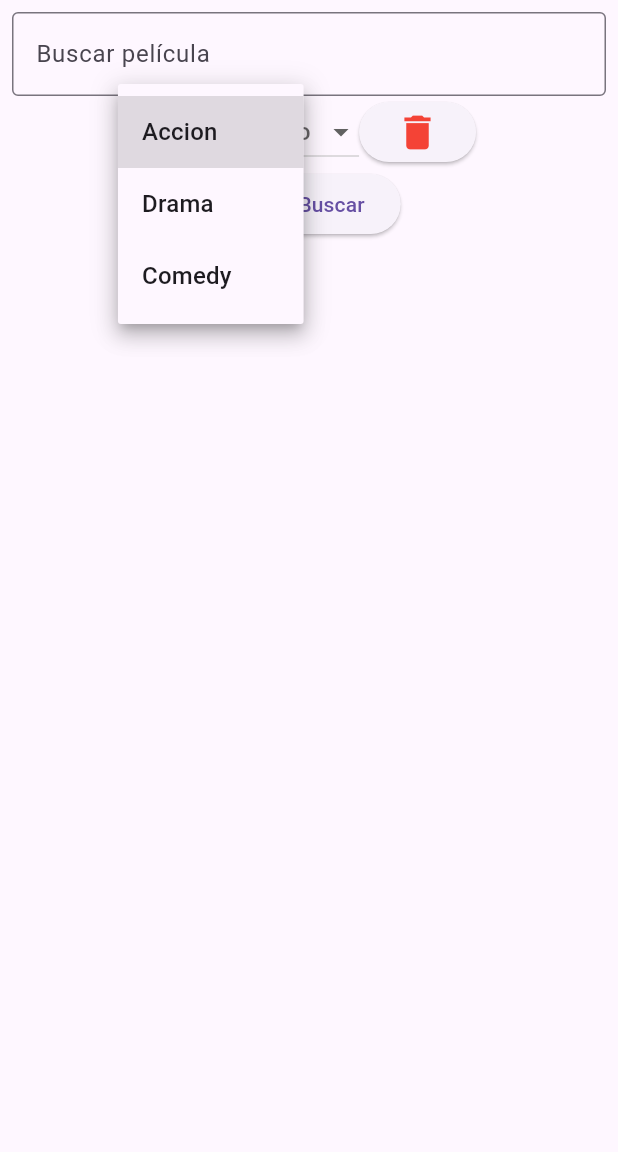
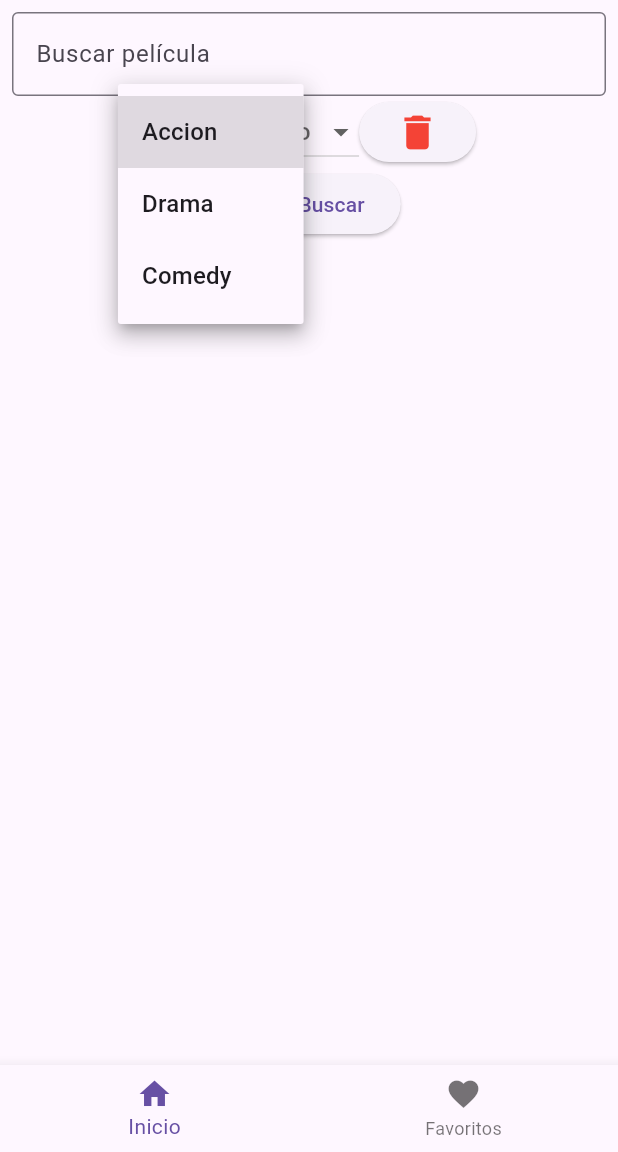
Before and after one commit to JorgeNavarroN/movies_flutter, a Flutter app: the screen it shows after launch, after a tap on "Género", on a phone screen of 412 x 824 dp, the part 84-1236 px from its top. Run offline on Flutter 3.47's test engine with Material 3 defaults, Android fonts, the phone set to English and light mode, and no system bars; our stand-ins replace flutter_dotenv.

```diff
--- a/lib/main.dart
+++ b/lib/main.dart
@@ -1,10 +1,19 @@
 import 'package:flutter/material.dart';
-import 'screens/home_screen.dart';
+import 'package:movies_app/providers/favorites_provider.dart';
+import 'package:provider/provider.dart';
+import 'screens/main_screen.dart';
 import 'package:flutter_dotenv/flutter_dotenv.dart';
 
 void main() async {
   dotenv.load(fileName: ".env");
-  runApp(const MovieApp());
+  runApp(
+    MultiProvider(
+      providers: [
+        ChangeNotifierProvider(create: (_) => FavoritesProvider()),
+      ],
+      child: const MovieApp(),
+    ),
+  );
 }
 
 class MovieApp extends StatelessWidget {
@@ -20,7 +29,7 @@ class MovieApp extends StatelessWidget {
           foregroundColor: Colors.white,
         ),
       ),
-      home: const HomeScreen(),
+      home: const MainScreen(),
     );
   }
 }
--- /dev/null
+++ b/lib/screens/main_screen.dart
@@ -0,0 +1,48 @@
+import 'package:flutter/material.dart';
+import 'home_screen.dart';
+import 'favorites_screen.dart';
+
+class MainScreen extends StatefulWidget {
+  const MainScreen({super.key});
+
+  @override
+  State<StatefulWidget> createState() {
+    return _MainScreenState();
+  }
+}
+
+class _MainScreenState extends State<MainScreen> {
+  int _selectedIndex = 0;
+
+  final List<Widget> _screens = [
+    const HomeScreen(),
+    const FavoritesScreen(),
+  ];
+
+  void _onItemTapped(int index) {
+    setState(() {
+      _selectedIndex = index;
+    });
+  }
+
+  @override
+  Widget build(BuildContext context) {
+    return Scaffold(
+      body: _screens[_selectedIndex],
+      bottomNavigationBar: BottomNavigationBar(
+        items: const [
+          BottomNavigationBarItem(
+            icon: Icon(Icons.home),
+            label: 'Inicio',
+          ),
+          BottomNavigationBarItem(
+            icon: Icon(Icons.favorite),
+            label: 'Favoritos',
+          ),
+        ],
+        currentIndex: _selectedIndex,
+        onTap: _onItemTapped,
+      ),
+    );
+  }
+}
```
Also changed, not shown: lib/providers/favorites_provider.dart (added, +20 -0 lines), lib/screens/favorites_screen.dart (added, +28 -0 lines), lib/screens/movie_details_screen.dart (+17 -1 lines).
